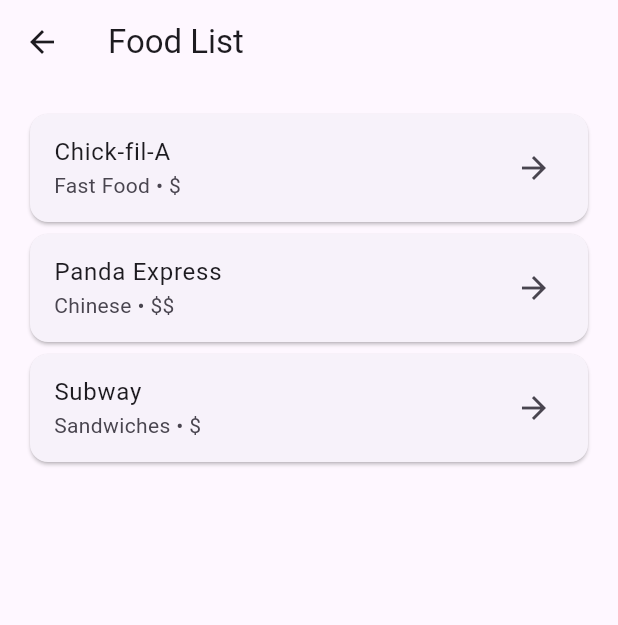
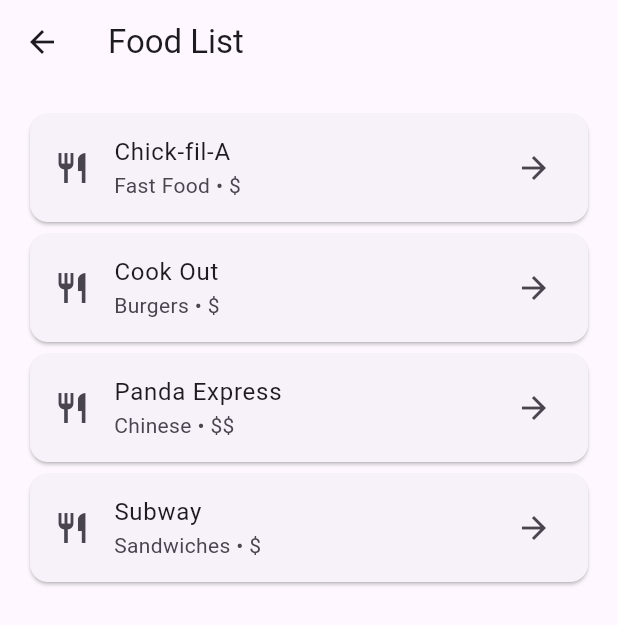
Before and after one commit to vicvu20/CampusBites, a Flutter app: the screen it shows after launch, after a tap on "Food", on a phone screen of 412 x 824 dp. Shown: the top 625 px of the screen. Run offline on Flutter 3.47's test engine with Material 3 defaults, Android fonts, the phone set to English and light mode, and no system bars; our stand-ins replace sqflite; accounts and stored records are empty.

Commit message:
Set up SQLite database and load restaurant list from local storage

```diff
--- /dev/null
+++ b/lib/database_helper.dart
@@ -0,0 +1,66 @@
+import 'package:path/path.dart';
+import 'package:sqflite/sqflite.dart';
+
+class DatabaseHelper {
+  static final DatabaseHelper instance = DatabaseHelper._init();
+  static Database? _database;
+
+  DatabaseHelper._init();
+
+  Future<Database> get database async {
+    if (_database != null) return _database!;
+    _database = await _initDB('campusbites.db');
+    return _database!;
+  }
+
+  Future<Database> _initDB(String filePath) async {
+    final dbPath = await getDatabasesPath();
+    final path = join(dbPath, filePath);
+
+    return await openDatabase(
+      path,
+      version: 1,
+      onCreate: _createDB,
+    );
+  }
+
+  Future<void> _createDB(Database db, int version) async {
+    await db.execute('''
+      CREATE TABLE restaurants (
+        id INTEGER PRIMARY KEY AUTOINCREMENT,
+        name TEXT NOT NULL,
+        type TEXT NOT NULL,
+        price TEXT NOT NULL
+      )
+    ''');
+
+    await db.insert('restaurants', {
+      'name': 'Chick-fil-A',
+      'type': 'Fast Food',
+      'price': '\$',
+    });
+
+    await db.insert('restaurants', {
+      'name': 'Panda Express',
+      'type': 'Chinese',
+      'price': '\$\$',
+    });
+
+    await db.insert('restaurants', {
+      'name': 'Subway',
+      'type': 'Sandwiches',
+      'price': '\$',
+    });
+
+    await db.insert('restaurants', {
+      'name': 'Cook Out',
+      'type': 'Burgers',
+      'price': '\$',
+    });
+  }
+
+  Future<List<Map<String, dynamic>>> getRestaurants() async {
+    final db = await instance.database;
+    return await db.query('restaurants', orderBy: 'name ASC');
+  }
+}
--- a/lib/main.dart
+++ b/lib/main.dart
@@ -1,7 +1,10 @@
 import 'dart:async';
 import 'package:flutter/material.dart';
+import 'database_helper.dart';
 
-void main() {
+void main() async {
+  WidgetsFlutterBinding.ensureInitialized();
+  await DatabaseHelper.instance.database;
   runApp(const CampusBitesApp());
 }
 
@@ -100,7 +103,6 @@
         child: Column(
           crossAxisAlignment: CrossAxisAlignment.start,
           children: [
-            // Budget Card
             Container(
               width: double.infinity,
               padding: const EdgeInsets.all(16),
@@ -113,39 +115,51 @@
                 children: [
                   Text("Weekly Budget"),
                   SizedBox(height: 8),
-                  Text("\$45 / \$100",
-                      style:
-                          TextStyle(fontSize: 24, fontWeight: FontWeight.bold)),
+                  Text(
+                    "\$45 / \$100",
+                    style: TextStyle(
+                      fontSize: 24,
+                      fontWeight: FontWeight.bold,
+                    ),
+                  ),
                 ],
               ),
             ),
-
             const SizedBox(height: 20),
-
-            const Text("Quick Actions",
-                style: TextStyle(fontSize: 18, fontWeight: FontWeight.bold)),
-
+            const Text(
+              "Quick Actions",
+              style: TextStyle(fontSize: 18, fontWeight: FontWeight.bold),
+            ),
             const SizedBox(height: 10),
-
             Row(
               mainAxisAlignment: MainAxisAlignment.spaceBetween,
               children: [
-                _buildActionButton(context, Icons.restaurant, "Food",
-                    const FoodListScreen()),
-                _buildActionButton(context, Icons.favorite, "Favorites",
-                    const FavoritesScreen()),
-                _buildActionButton(context, Icons.attach_money, "Budget",
-                    const BudgetTrackerScreen()),
+                _buildActionButton(
+                  context,
+                  Icons.restaurant,
+                  "Food",
+                  const FoodListScreen(),
+                ),
+                _buildActionButton(
+                  context,
+                  Icons.favorite,
+                  "Favorites",
+                  const FavoritesScreen(),
+                ),
+                _buildActionButton(
+                  context,
+                  Icons.attach_money,
+                  "Budget",
+                  const BudgetTrackerScreen(),
+                ),
               ],
             ),
-
             const SizedBox(height: 30),
-
-            const Text("Recommended for You",
-                style: TextStyle(fontSize: 18, fontWeight: FontWeight.bold)),
-
+            const Text(
+              "Recommended for You",
+              style: TextStyle(fontSize: 18, fontWeight: FontWeight.bold),
+            ),
             const SizedBox(height: 10),
-
             Container(
               width: double.infinity,
               padding: const EdgeInsets.all(16),
@@ -156,9 +170,13 @@
               child: const Column(
                 crossAxisAlignment: CrossAxisAlignment.start,
                 children: [
-                  Text("Chick-fil-A",
-                      style:
-                          TextStyle(fontSize: 18, fontWeight: FontWeight.bold)),
+                  Text(
+                    "Chick-fil-A",
+                    style: TextStyle(
+                      fontSize: 18,
+                      fontWeight: FontWeight.bold,
+                    ),
+                  ),
                   SizedBox(height: 5),
                   Text("\$ - Fast Food"),
                   SizedBox(height: 5),
@@ -173,11 +191,14 @@
   }
 
   Widget _buildActionButton(
-      BuildContext context, IconData icon, String label, Widget screen) {
+    BuildContext context,
+    IconData icon,
+    String label,
+    Widget screen,
+  ) {
     return GestureDetector(
       onTap: () {
-        Navigator.push(
-            context, MaterialPageRoute(builder: (_) => screen));
+        Navigator.push(context, MaterialPageRoute(builder: (_) => screen));
       },
       child: Column(
         children: [
@@ -185,7 +206,8 @@
             padding: const EdgeInsets.all(16),
             decoration: BoxDecoration(
               color: Colors.green,
-                borderRadius: BorderRadius.circular(16)),
+              borderRadius: BorderRadius.circular(16),
+            ),
             child: Icon(icon, color: Colors.white),
           ),
           const SizedBox(height: 5),
@@ -198,42 +220,76 @@
 
 // ================= FOOD LIST =================
 
-class FoodListScreen extends StatelessWidget {
+class FoodListScreen extends StatefulWidget {
   const FoodListScreen({super.key});
 
   @override
+  State<FoodListScreen> createState() => _FoodListScreenState();
+}
+
+class _FoodListScreenState extends State<FoodListScreen> {
+  late Future<List<Map<String, dynamic>>> _restaurantsFuture;
+
+  @override
+  void initState() {
+    super.initState();
+    _restaurantsFuture = DatabaseHelper.instance.getRestaurants();
+  }
+
+  @override
   Widget build(BuildContext context) {
-    final restaurants = [
-      {"name": "Chick-fil-A", "type": "Fast Food", "price": "\$"},
-      {"name": "Panda Express", "type": "Chinese", "price": "\$\$"},
-      {"name": "Subway", "type": "Sandwiches", "price": "\$"},
-    ];
+    return Scaffold(
+      appBar: AppBar(
+        title: const Text('Food List'),
+      ),
+      body: FutureBuilder<List<Map<String, dynamic>>>(
+        future: _restaurantsFuture,
+        builder: (context, snapshot) {
+          if (snapshot.connectionState == ConnectionState.waiting) {
+            return const Center(child: CircularProgressIndicator());
+          }
 
-    return Scaffold(
-      appBar: AppBar(title: const Text('Food List')),
-      body: ListView.builder(
+          if (snapshot.hasError) {
+            return const Center(
+              child: Text('Error loading restaurants'),
+            );
+          }
+
+          final restaurants = snapshot.data ?? [];
+
+          if (restaurants.isEmpty) {
+            return const Center(
+              child: Text('No restaurants found'),
+            );
+          }
+
+          return ListView.builder(
             padding: const EdgeInsets.all(16),
             itemCount: restaurants.length,
             itemBuilder: (context, index) {
               final r = restaurants[index];
+
               return Card(
                 child: ListTile(
-              title: Text(r["name"]!),
-              subtitle: Text("${r["type"]} • ${r["price"]}"),
+                  leading: const Icon(Icons.restaurant),
+                  title: Text(r['name']),
+                  subtitle: Text('${r['type']} • ${r['price']}'),
                   trailing: const Icon(Icons.arrow_forward),
                   onTap: () {
                     Navigator.push(
                       context,
                       MaterialPageRoute(
                         builder: (_) => RestaurantDetailsScreen(
-                      name: r["name"]!,
-                      type: r["type"]!,
-                      price: r["price"]!,
+                          name: r['name'],
+                          type: r['type'],
+                          price: r['price'],
                         ),
                       ),
                     );
                   },
                 ),
+              );
+            },
           );
         },
       ),
@@ -266,27 +322,29 @@
         child: Column(
           crossAxisAlignment: CrossAxisAlignment.start,
           children: [
-            Text(name,
-                style:
-                    const TextStyle(fontSize: 24, fontWeight: FontWeight.bold)),
+            Text(
+              name,
+              style: const TextStyle(
+                fontSize: 24,
+                fontWeight: FontWeight.bold,
+              ),
+            ),
             const SizedBox(height: 10),
             Text("$type • $price"),
             const SizedBox(height: 20),
-
             ElevatedButton.icon(
               onPressed: () {},
               icon: const Icon(Icons.favorite_border),
               label: const Text("Add to Favorites"),
             ),
-
             const SizedBox(height: 10),
-
             ElevatedButton.icon(
               onPressed: () {
                 Navigator.push(
                   context,
                   MaterialPageRoute(
-                      builder: (_) => const AddReviewScreen()),
+                    builder: (_) => const AddReviewScreen(),
+                  ),
                 );
               },
               icon: const Icon(Icons.rate_review),
@@ -319,7 +377,7 @@
             ElevatedButton(
               onPressed: null,
               child: Text("Submit (Coming Soon)"),
-            )
+            ),
           ],
         ),
       ),
@@ -382,9 +440,13 @@
                 children: [
                   Text("This Week's Spending"),
                   SizedBox(height: 8),
-                  Text("\$28 / \$100",
-                      style:
-                          TextStyle(fontSize: 24, fontWeight: FontWeight.bold)),
+                  Text(
+                    "\$28 / \$100",
+                    style: TextStyle(
+                      fontSize: 24,
+                      fontWeight: FontWeight.bold,
+                    ),
+                  ),
                 ],
               ),
             ),
@@ -402,7 +464,7 @@
                   );
                 },
               ),
-            )
+            ),
           ],
         ),
       ),
```
Also changed, not shown: pubspec.yaml (+10 -71 lines), pubspec.lock, 7 other files. Lines whose indentation alone changed are shown as unchanged.
